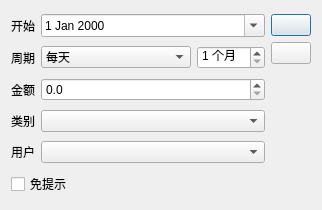
Qt form AutoDialog.ui (congchenutd/congchenmoney) before a commit.
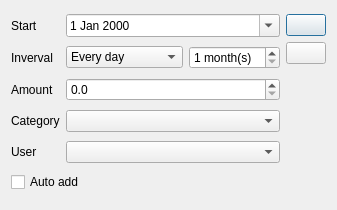
The same form after that commit. Icons and pictures are not drawn. Custom widgets are drawn as their Qt base class.

The edit to the form file:
```diff
--- a/AutoDialog.ui
+++ b/AutoDialog.ui
@@ -6,7 +6,7 @@
    <rect>
     <x>0</x>
     <y>0</y>
-    <width>322</width>
+    <width>337</width>
     <height>210</height>
    </rect>
   </property>
@@ -18,7 +18,7 @@
    <item row="0" column="0">
     <widget class="QLabel" name="label">
      <property name="text">
-      <string>开始</string>
+      <string>Start</string>
      </property>
     </widget>
    </item>
@@ -83,7 +83,7 @@
    <item row="1" column="0">
     <widget class="QLabel" name="label_4">
      <property name="text">
-      <string>周期</string>
+      <string>Inverval</string>
      </property>
     </widget>
    </item>
@@ -102,7 +102,7 @@
        </property>
        <item>
         <property name="text">
-         <string>每天</string>
+         <string>Every day</string>
         </property>
        </item>
        <item>
@@ -130,7 +130,7 @@
      <item>
       <widget class="QSpinBox" name="spinBoxMonths">
        <property name="suffix">
-        <string> 个月</string>
+        <string> month(s)</string>
        </property>
        <property name="minimum">
         <number>1</number>
@@ -142,14 +142,14 @@
    <item row="2" column="0">
     <widget class="QLabel" name="label_2">
      <property name="text">
-      <string>金额</string>
+      <string>Amount</string>
      </property>
     </widget>
    </item>
    <item row="3" column="0">
     <widget class="QLabel" name="label_3">
      <property name="text">
-      <string>类别</string>
+      <string>Category</string>
      </property>
     </widget>
    </item>
@@ -166,7 +166,7 @@
    <item row="4" column="0">
     <widget class="QLabel" name="label_5">
      <property name="text">
-      <string>用户</string>
+      <string>User</string>
      </property>
     </widget>
    </item>
@@ -183,7 +183,7 @@
    <item row="5" column="0" colspan="2">
     <widget class="QCheckBox" name="checkBox">
      <property name="text">
-      <string>免提示</string>
+      <string>Auto add</string>
      </property>
     </widget>
    </item>
```
Left out of the diff: 11 changed lines with no effect on the pictures.
